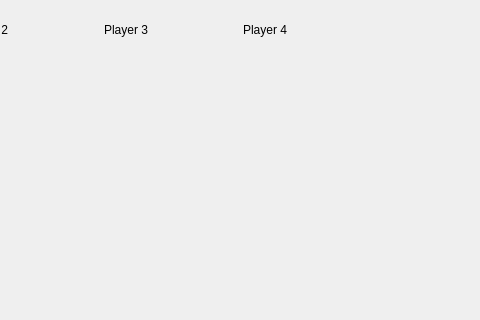
Above: gui/game.ui from Dasio/ICP before the change; both pictures show x 245 to 725 and y 0 to 320 of the 918 by 768 pixel window. Below: the same form after it.
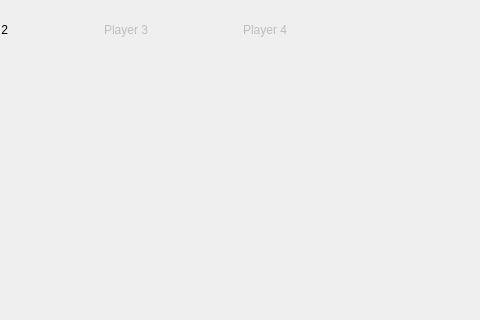
That is the form after the change.

Patch:
```diff
--- a/gui/game.ui
+++ b/gui/game.ui
@@ -63,6 +63,9 @@
      <layout class="QVBoxLayout" name="verticalLayout_3">
       <item>
        <widget class="QLabel" name="player3_label">
+        <property name="enabled">
+         <bool>false</bool>
+        </property>
         <property name="text">
          <string>Player 3</string>
         </property>
@@ -81,6 +84,9 @@
      <layout class="QVBoxLayout" name="verticalLayout_4">
       <item>
        <widget class="QLabel" name="player4_label">
+        <property name="enabled">
+         <bool>false</bool>
+        </property>
         <property name="text">
          <string>Player 4</string>
         </property>
```
